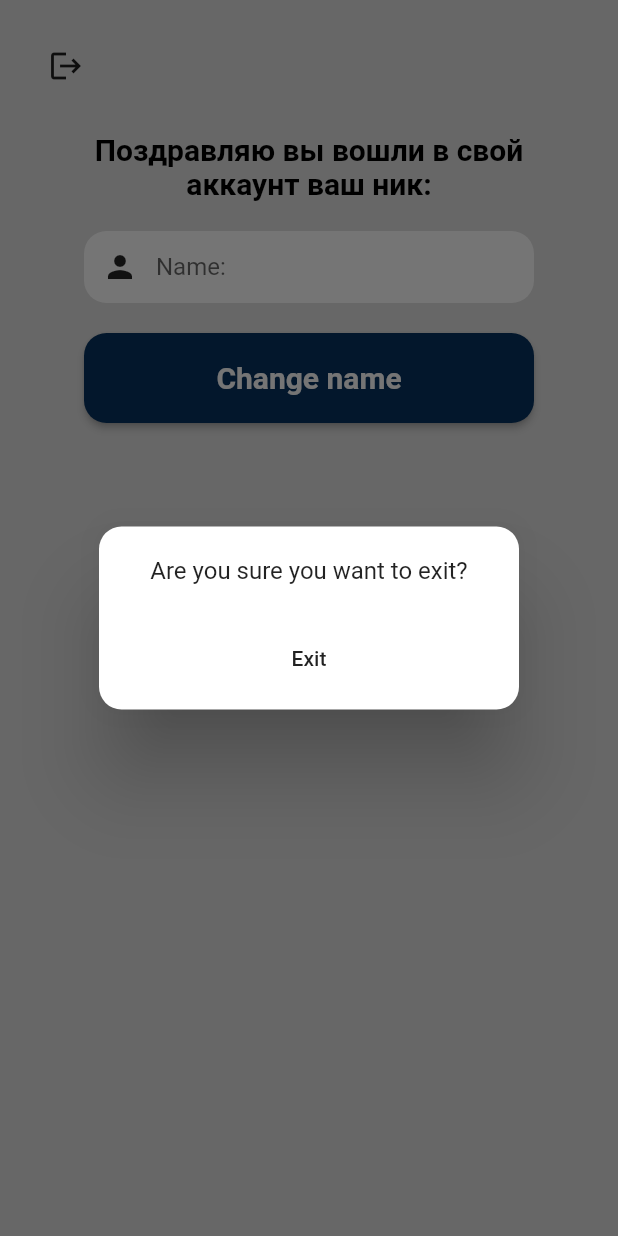
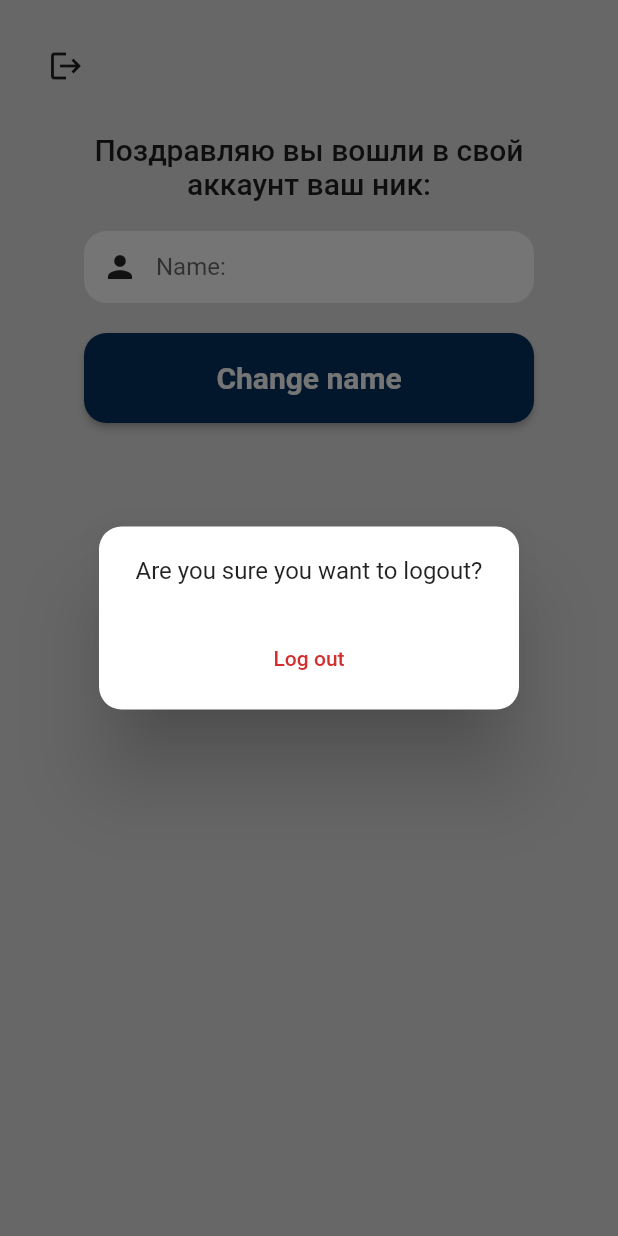
Before and after one commit to x4dead/sfera_app_1, a Flutter app: the screen it shows once a user with an empty profile is signed in, after a tap on the "logout" icon, on a phone screen of 412 x 824 dp. Run offline on Flutter 3.47's test engine with Material 2 defaults, Android fonts, the phone set to English and light mode, and no system bars; our stand-ins replace email_validator, firebase_auth, firebase_core, flutter_bloc, freezed_annotation, get and 2 more; missing offline and left inert: desktop_webview_auth; accounts and stored records are empty; statements that could not run were skipped.

Commit message:
some fix

```diff
--- a/lib/features/presentation/pages/home_page/home_page.dart
+++ b/lib/features/presentation/pages/home_page/home_page.dart
@@ -75,12 +75,9 @@ class _HomePageState extends State<HomePage> {
                     child: Column(
                       children: [
                         Text(
-                          'Поздравляю вы вошли в свой аккаунт ваш ник: ${user?.displayName}',
-                          textAlign: TextAlign.center,
-                          style: AppTextStyle.wBolds20.copyWith(
-                            color: AppColors.color000000,
-                          ),
-                        ),
+                            'Поздравляю вы вошли в свой аккаунт ваш ник: ${user?.displayName}',
+                            textAlign: TextAlign.center,
+                            style: Theme.of(context).textTheme.headline6),
                         const SizedBox(height: 20),
                         AppTextField(
                           icon: Icons.person,
@@ -111,11 +108,7 @@ class _HomePageState extends State<HomePage> {
                                       Navigator.pop(context);
                                       _bloc.add(SferaEvents.updateName(
                                           name: nameController.text));
-                                      // await user?.updateDisplayName(
-                                      //   nameController.text,
-                                      // );
                                       nameController.clear();
-                                      // setState(() {});
                                     },
                                   );
                                 },
--- a/lib/features/presentation/pages/home_page/widgets/app_button/logout_button.dart
+++ b/lib/features/presentation/pages/home_page/widgets/app_button/logout_button.dart
@@ -18,8 +18,9 @@ class LogoutButton extends StatelessWidget {
               context: context,
               builder: (context) {
                 return DialogWidget(
-                  title: 'Are you sure you want to exit?',
-                  actionTitle: 'Exit',
+                  title: 'Are you sure you want to logout?',
+                  actionTitle: 'Log out',
+                  actionColor: Theme.of(context).errorColor,
                   actionOnTap: () {
                     sl<FirebaseAuth>().signOut();
                     Navigator.pushNamed(context, '/loginPage');
--- a/lib/features/presentation/widgets/app_dialog/dialog_widget.dart
+++ b/lib/features/presentation/widgets/app_dialog/dialog_widget.dart
@@ -1,17 +1,17 @@
 import 'package:flutter/material.dart';
-import '../../../../themes/colors/colors.dart';
-import '../../../../themes/text_style/text_style.dart';
 
 class DialogWidget extends StatelessWidget {
   const DialogWidget(
       {super.key,
       required this.title,
       required this.actionTitle,
-      required this.actionOnTap});
+      required this.actionOnTap,
+      this.actionColor});
 
   final String title;
   final String actionTitle;
   final Function() actionOnTap;
+  final Color? actionColor;
   @override
   Widget build(BuildContext context) {
     return AlertDialog(
@@ -29,7 +29,11 @@ class DialogWidget extends StatelessWidget {
                 MaterialStateProperty.all(Theme.of(context).dividerColor),
           ),
           onPressed: actionOnTap,
-          child: Text(actionTitle, style: Theme.of(context).textTheme.button),
+          child: Text(actionTitle,
+              style: Theme.of(context)
+                  .textTheme
+                  .button
+                  ?.copyWith(color: actionColor)),
         ),
       ],
     );
```
